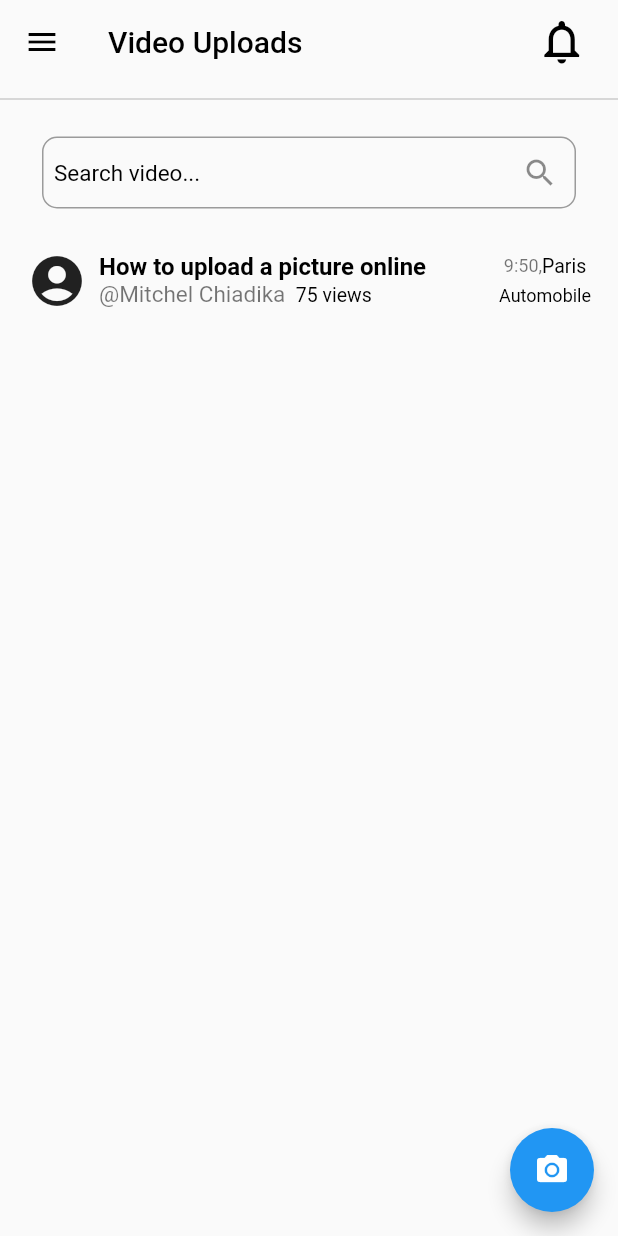
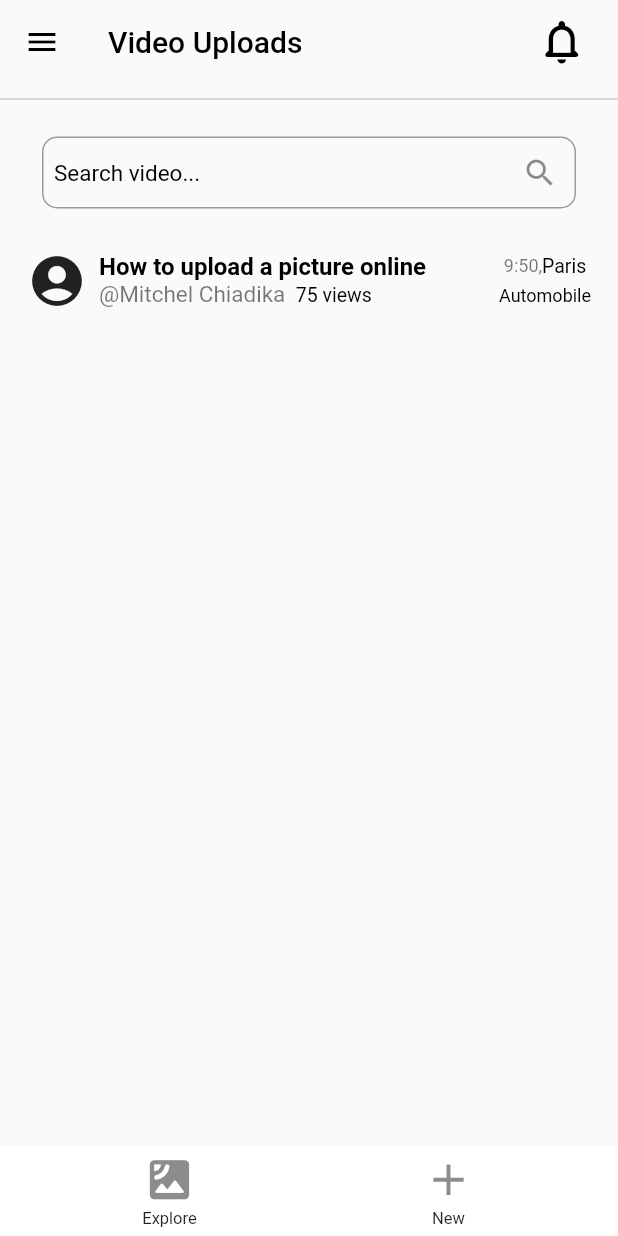
Before and after one commit to CodeTemplar99/video_app, a Flutter app: the VideosList screen opened directly, on a phone screen of 412 x 824 dp. Run offline on Flutter 3.47's test engine with Material 2 defaults, Android fonts, the phone set to English and light mode, and no system bars; missing offline and left inert: video_thumbnail.

Commit message:
nav icon color and retouch on detail page

```diff
--- a/lib/components/app_bar.dart
+++ b/lib/components/app_bar.dart
@@ -24,7 +24,7 @@ AppBar baseBar() {
             onPressed: () {},
             icon: ClipOval(
               child: Icon(
-                Icons.notifications_none,
+                Icons.notifications_none_rounded,
                 size: 35.0,
                 color: Colors.black,
               ),
--- /dev/null
+++ b/lib/components/custom_nav_bar.dart
@@ -0,0 +1,106 @@
+// ignore_for_file: prefer_const_constructors
+
+import 'package:flutter/material.dart';
+import 'package:video_app/constants.dart';
+import 'package:video_app/home_screen.dart';
+import 'package:video_app/screens/video_detail.dart';
+import 'package:video_app/screens/videos_list.dart';
+
+class NavItem extends StatelessWidget {
+  const NavItem({
+    Key? key,
+    required this.icon,
+    required this.title,
+    this.isActive = false,
+    required this.press,
+  }) : super(key: key);
+
+  final IconData icon;
+  final String title;
+  final bool isActive;
+  final GestureTapCallback press;
+  @override
+  Widget build(BuildContext context) {
+    return GestureDetector(
+      onTap: press,
+      child: Container(
+        padding: EdgeInsets.all(5),
+        height: 60,
+        width: 60,
+        decoration: BoxDecoration(
+          color: Colors.white,
+          borderRadius: BorderRadius.circular(10),
+          boxShadow: [if (isActive) KDefaultShadow],
+        ),
+        child: Column(
+          children: [
+            Icon(
+              icon,
+              size: 35,
+              color: Colors.black45,
+            ),
+            Spacer(),
+            Text(
+              title,
+              style: TextStyle(
+                fontSize: 11,
+                fontWeight: FontWeight.normal,
+              ),
+            )
+          ],
+        ),
+      ),
+    );
+  }
+}
+
+class CustomNavBar extends StatelessWidget {
+  const CustomNavBar({
+    Key? key,
+  }) : super(key: key);
+
+  @override
+  Widget build(BuildContext context) {
+    return Container(
+      color: Colors.white,
+      child: SafeArea(
+        child: Padding(
+          padding: EdgeInsets.symmetric(horizontal: kDefaultPadding),
+          child: Row(
+            mainAxisAlignment: MainAxisAlignment.spaceAround,
+            children: [
+              // if (isFullcard)
+              NavItem(
+                icon: Icons.satellite_rounded,
+                title: "Explore",
+                press: () {
+                  Navigator.pushReplacement(
+                    context,
+                    MaterialPageRoute(
+                      builder: (context) => VideosList(),
+                    ),
+                  );
+                },
+              ),
+              NavItem(
+                icon: Icons.add,
+                title: "New",
+                press: () {
+                  Navigator.replace(
+                    context,
+                    oldRoute: MaterialPageRoute(
+                      builder: (context) => VideoDetail(),
+                    ),
+                    newRoute: MaterialPageRoute(
+                      builder: (context) => VideosList(),
+                    ),
+                  );
+                },
+              ),
+            ],
+          ),
+        ),
+      ),
+    );
+  }
+}
--- /dev/null
+++ b/lib/components/divider_line.dart
@@ -0,0 +1,18 @@
+// ignore_for_file: prefer_const_constructors
+
+import 'package:flutter/material.dart';
+
+class DividerLine extends StatelessWidget {
+  const DividerLine({
+    Key? key,
+  }) : super(key: key);
+
+  @override
+  Widget build(BuildContext context) {
+    return Divider(
+      thickness: 0.5,
+      color: Colors.grey,
+      height: 20,
+    );
+  }
+}
--- a/lib/components/floating_button.dart
+++ /dev/null
@@ -1,20 +0,0 @@
-// ignore_for_file: prefer_const_constructors
-
-import 'package:flutter/material.dart';
-
-class FloatingButton extends StatelessWidget {
-  const FloatingButton({
-    Key? key,
-  }) : super(key: key);
-
-  @override
-  Widget build(BuildContext context) {
-    return FloatingActionButton(
-      onPressed: () {
-        // Add your onPressed code here!
-      },
-      child: Icon(Icons.camera_alt),
-      backgroundColor: Colors.blue,
-    );
-  }
-}
--- a/lib/components/list_item.dart
+++ b/lib/components/list_item.dart
@@ -1,6 +1,7 @@
 // ignore_for_file: prefer_const_constructors, prefer_const_literals_to_create_immutables
 
 import 'package:flutter/material.dart';
+import 'package:video_app/screens/video_detail.dart';
 
 class ListItem extends StatelessWidget {
   const ListItem({
@@ -9,7 +10,12 @@ class ListItem extends StatelessWidget {
 
   @override
   Widget build(BuildContext context) {
-    return Padding(
+    return GestureDetector(
+      onTap: () {
+        Navigator.push(
+            context, MaterialPageRoute(builder: (context) => VideoDetail()));
+      },
+      child: Padding(
         padding: const EdgeInsets.all(18.0),
         child: Row(
           mainAxisAlignment: MainAxisAlignment.center,
@@ -78,6 +84,7 @@ class ListItem extends StatelessWidget {
             )
           ],
         ),
+      ),
     );
   }
 }
--- /dev/null
+++ b/lib/components/search_input.dart
@@ -0,0 +1,29 @@
+// ignore_for_file: prefer_const_constructors
+
+import 'package:flutter/material.dart';
+
+class SearchInput extends StatelessWidget {
+  const SearchInput({
+    Key? key,
+  }) : super(key: key);
+
+  @override
+  Widget build(BuildContext context) {
+    return Padding(
+      padding: const EdgeInsets.symmetric(horizontal: 28.0),
+      child: TextField(
+        onChanged: (value) {},
+        decoration: InputDecoration(
+          hintText: "Search video...",
+          hintStyle: TextStyle(
+            fontSize: 15,
+            color: Colors.black,
+          ),
+          border: OutlineInputBorder(borderRadius: BorderRadius.circular(10)),
+          suffixIcon: Icon(Icons.search),
+          contentPadding: EdgeInsets.symmetric(horizontal: 8, vertical: 2),
+        ),
+      ),
+    );
+  }
+}
--- a/lib/constants.dart
+++ b/lib/constants.dart
@@ -2,4 +2,13 @@
 
 import 'package:flutter/material.dart';
 
-const kPrimaryColor = Color(0xFF301934);
+const kPrimaryColor = Color(0xFF3E4067);
+const kTextColor = Color(0xFF3F4168);
+const kIconColor = Color(0xFF5E5E5E);
+const kDefaultPadding = 20.0;
+
+final KDefaultShadow = BoxShadow(
+  offset: Offset(5, 5),
+  blurRadius: 10,
+  color: Color(0xFFE9E9E9).withOpacity(0.56),
+);
--- a/lib/main.dart
+++ b/lib/main.dart
@@ -28,7 +28,6 @@ class MyApp extends StatelessWidget {
         primarySwatch: Colors.blue,
       ),
       home: HomeScreen(),
-
     );
   }
 }
--- a/lib/screens/videos_list.dart
+++ b/lib/screens/videos_list.dart
@@ -2,8 +2,10 @@
 
 import 'package:flutter/material.dart';
 import 'package:video_app/components/app_bar.dart';
-import 'package:video_app/components/floating_button.dart';
+import 'package:video_app/components/custom_nav_bar.dart';
+import 'package:video_app/components/divider_line.dart';
 import 'package:video_app/components/list_item.dart';
+import 'package:video_app/components/search_input.dart';
 
 class VideosList extends StatelessWidget {
   const VideosList({
@@ -18,32 +20,11 @@ class VideosList extends StatelessWidget {
         child: Container(
           child: Column(
             children: [
-              Divider(
-                thickness: 0.5,
-                color: Colors.grey,
-                height: 20,
-              ),
+              DividerLine(),
               SizedBox(
                 height: 15,
               ),
-              Padding(
-                padding: const EdgeInsets.symmetric(horizontal: 28.0),
-                child: TextField(
-                  onChanged: (value) {},
-                  decoration: InputDecoration(
-                    hintText: "Search video...",
-                    hintStyle: TextStyle(
-                      fontSize: 15,
-                      color: Colors.black,
-                    ),
-                    border: OutlineInputBorder(
-                        borderRadius: BorderRadius.circular(10)),
-                    suffixIcon: Icon(Icons.search),
-                    contentPadding:
-                        EdgeInsets.symmetric(horizontal: 8, vertical: 2),
-                  ),
-                ),
-              ),
+              SearchInput(),
               SizedBox(
                 height: 10,
               ),
@@ -52,7 +33,7 @@ class VideosList extends StatelessWidget {
           ),
         ),
       ),
-      floatingActionButton: FloatingButton(),
+      bottomNavigationBar: CustomNavBar(),
     );
   }
 }
--- a/pubspec.yaml
+++ b/pubspec.yaml
@@ -35,6 +35,7 @@ dependencies:
   cupertino_icons: ^1.0.2
   # firebase_core: ^1.0.1
   # firebase_auth: ^1.0.1
+  video_thumbnail: ^0.4.3
 
 dev_dependencies:
   flutter_test:
```
Also changed, not shown: lib/screens/video_detail.dart (added, +242 -0 lines), pubspec.lock. Lines whose indentation alone changed are shown as unchanged.
